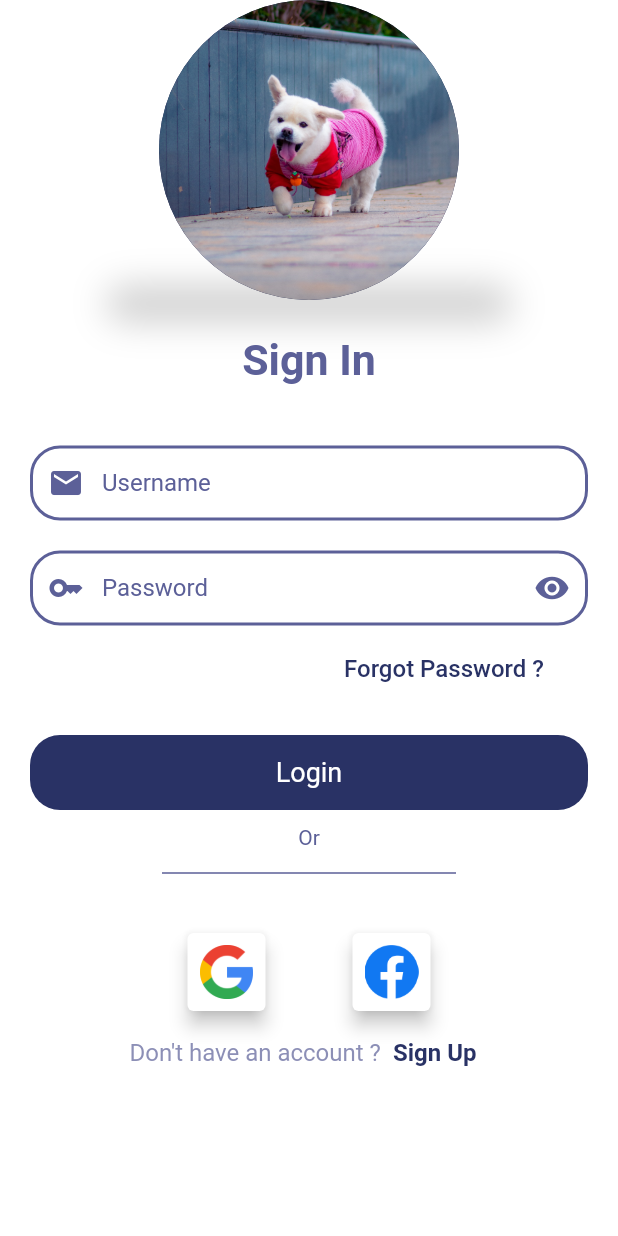
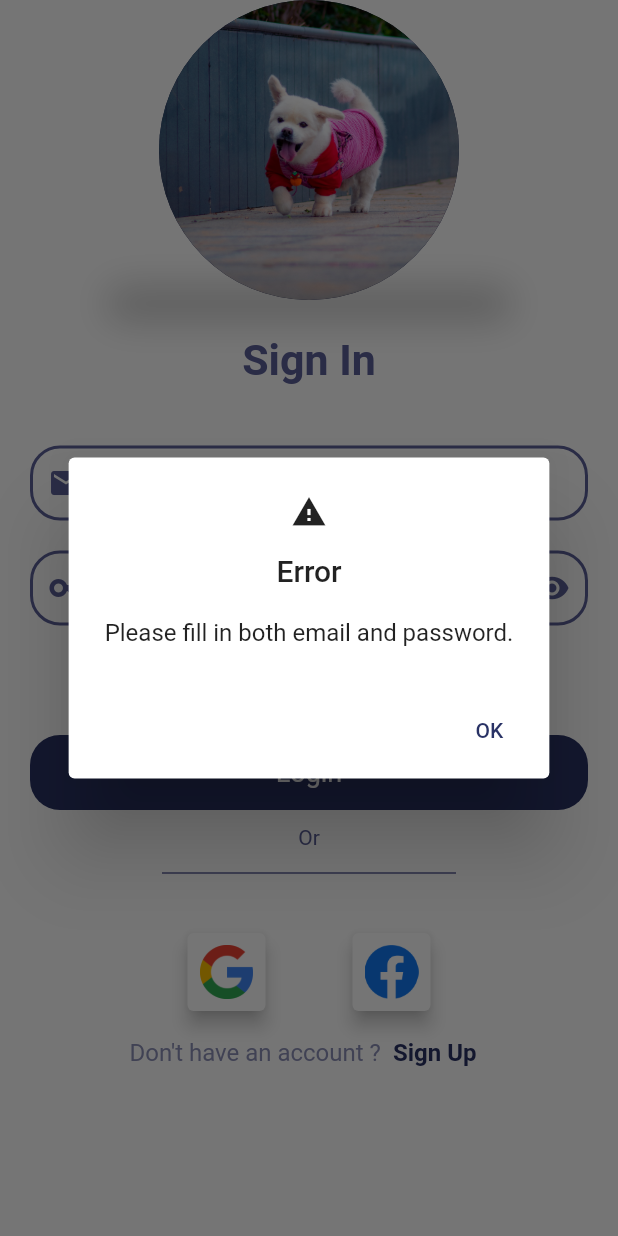
Before and after one commit to ProtechSuryakant/Assignmen2, a Flutter app: the screen it shows after launch, after a tap on "Login", on a phone screen of 412 x 824 dp. Run offline on Flutter 3.47's test engine with Material 2 defaults, Android fonts, the phone set to English and light mode, and no system bars; our stand-ins replace curved_navigation_bar, flutter_screenutil, get, lottie, shared_preferences; missing offline and left inert: swipeable_card_stack.

Commit message:
Applied Validation in login and Signup

```diff
--- a/lib/Controllers/login_controller.dart
+++ b/lib/Controllers/login_controller.dart
@@ -11,9 +11,30 @@ class LoginController extends GetxController {
   TextEditingController passwordController = TextEditingController();
 
   final Future<SharedPreferences> _pref = SharedPreferences.getInstance();
-
   Future<void> loginWithEmail() async {
     try {
+      // Check if email and password are empty
+      if (emailController.text.isEmpty || passwordController.text.isEmpty) {
+        Get.dialog(
+          AlertDialog(
+            title: const Text('Error'),
+            icon: const Icon(Icons.warning),
+            content: const Text(
+              textAlign: TextAlign.center,
+              'Please fill in both email and password.',
+            ),
+            actions: [
+              TextButton(
+                onPressed: () {
+                  Get.back(); // Close the dialog
+                },
+                child: const Text('OK'),
+              ),
+            ],
+          ),
+        );
+        return;
+      } else {
         var headers = {"Content-type": 'application/json'};
         var url = Uri.parse(APIs.baseUrl + APIs.authEndPoints.login);
         Map body = {
@@ -32,35 +53,54 @@ class LoginController extends GetxController {
             final SharedPreferences? pref = await _pref;
             emailController.clear();
             passwordController.clear();
-          Get.off(MainHome());
+            Get.off(const MainHome());
           } else {
-          throw jsonDecode(response.body)["message"] ??
-              "Unknown Error Occurred";
+            Get.defaultDialog(
+                title: "Credentials",
+                middleText: "Invalid username or password.");
           }
         } else {
-        throw jsonDecode(response.body)["message"] ?? "Unknown Error Occurred";
+          Get.defaultDialog(title: "Error", middleText: 'Something went wrong');
+        }
       }
     } catch (e) {
-      print("Login Error: $e");
-      Get.back();
+      Get.defaultDialog(title: "Warning", middleText: 'Something went wrong');
+    }
   }
 }
 
-  // Add validation methods here
-  validateEmail() {
-    if (emailController.text.isEmail) {
-      return 'Please enter your email';
-    }
-    if (!emailController.text.contains('@')) {
-      return 'Please enter a valid email address';
-    }
-    return null;
-  }
 
-  validatePassword() {
-    if (passwordController.text.isEmpty) {
-      return 'Please enter your password';
-    }
-    return null;
-  }
-}
+
+//   Future<void> loginWithEmail() async {
+//     try {
+//       var headers = {"Content-type": 'application/json'};
+//       var url = Uri.parse(APIs.baseUrl + APIs.authEndPoints.login);
+//       Map body = {
+//         "email": emailController.text,
+//         "password": passwordController.text
+//       };
+
+//       http.Response response =
+//           await http.post(url, body: jsonEncode(body), headers: headers);
+
+//       if (response.statusCode == 200) {
+//         final json = jsonDecode(response.body);
+//         if (json['code'] == 0) {
+//           var token = json['data']['Token'];
+//           print(token);
+//           final SharedPreferences? pref = await _pref;
+//           emailController.clear();
+//           passwordController.clear();
+//           Get.off(MainHome());
+//         } else {
+//           throw jsonDecode(response.body)["message"] ??
+//               "Unknown Error Occurred";
+//         }
+//       } else {
+//         throw jsonDecode(response.body)["message"] ?? "Unknown Error Occurred";
+//       }
+//     } catch (e) {
+//       print("Login Error: $e");
+//       Get.back();
+//     }
+//   }
--- a/lib/Views/Auth/Login.dart
+++ b/lib/Views/Auth/Login.dart
@@ -2,11 +2,12 @@ import 'package:assignment2/Constant/Colors.dart';
 import 'package:assignment2/Controllers/login_controller.dart';
 import 'package:assignment2/Views/Auth/SignUp.dart';
 import 'package:assignment2/Views/Auth/forgetPass.dart';
-import 'package:assignment2/Views/Home/MainHome.dart';
 import 'package:assignment2/Views/Widgets/LoginTop.dart';
 import 'package:flutter/cupertino.dart';
 import 'package:flutter/material.dart';
 import 'package:flutter_screenutil/flutter_screenutil.dart';
+import 'package:get/get.dart';
+import 'package:http/http.dart';
 
 class Login extends StatefulWidget {
   const Login({super.key});
@@ -19,7 +20,7 @@ class _LoginState extends State<Login> {
   final _formKey = GlobalKey<FormState>();
   bool _isObscure = true;
 
-  LoginController loginController = LoginController();
+  LoginController loginController = Get.put(LoginController());
 
   @override
   Widget build(BuildContext context) {
@@ -200,7 +201,9 @@ class _LoginState extends State<Login> {
                     ),
                     InkWell(
                       onTap: () {
-                        loginController.loginWithEmail();
+                        setState(() {
+                          loginController.loginWithEmail();
+                        });
                       },
                       child: Container(
                         margin: const EdgeInsets.only(left: 20, right: 20),
@@ -290,10 +293,7 @@ class _LoginState extends State<Login> {
                         ),
                         TextButton(
                             onPressed: () {
-                              Navigator.push(
-                                  context,
-                                  MaterialPageRoute(
-                                      builder: (context) => const SignUp()));
+                              Get.to(const SignUp());
                             },
                             child: const Text(
                               'Sign Up',
--- a/lib/Views/Splash.dart
+++ b/lib/Views/Splash.dart
@@ -3,6 +3,7 @@ import 'dart:async';
 import 'package:assignment2/Constant/Colors.dart';
 import 'package:assignment2/Views/Auth/Login.dart';
 import 'package:flutter/material.dart';
+import 'package:get/get.dart';
 import 'package:lottie/lottie.dart';
 
 class Splash extends StatefulWidget {
@@ -17,8 +18,7 @@ class _SplashState extends State<Splash> {
   void initState() {
     super.initState();
     Timer(const Duration(seconds: 3), () {
-      Navigator.pushReplacement(
-          context, MaterialPageRoute(builder: (context) => Login()));
+      Get.off(const Login());
     });
   }
 
--- a/lib/main.dart
+++ b/lib/main.dart
@@ -46,8 +46,7 @@ class MyApp extends StatelessWidget {
               primaryColor: customSwatch,
               scaffoldBackgroundColor: const Color(0xFFEEEDFF),
             ),
-          home: const Splash(),
-        );
+            home: const Splash());
       },
     );
   }
```
Also changed, not shown: lib/Controllers/registration_controller.dart (+47 -34 lines). Lines whose indentation alone changed are shown as unchanged.
